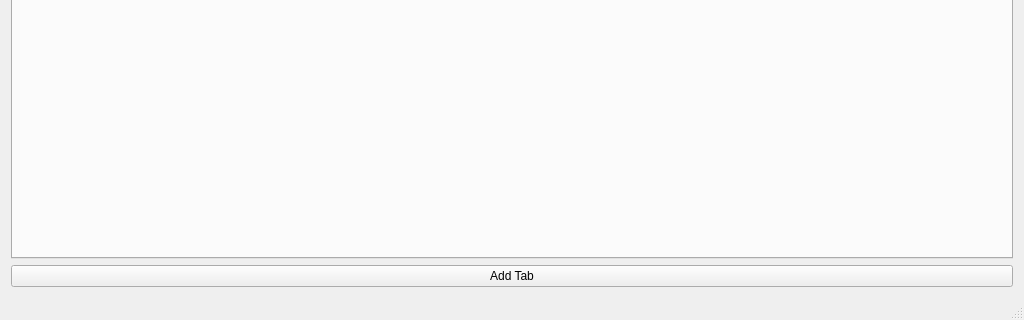
Before: the Qt Designer form gui/mainwindow.ui in gabrielle95/ICP-Assignment-2019, drawn with Qt 5; both pictures show x 0 to 1024 and y 448 to 768 of the 1024 by 768 pixel window.
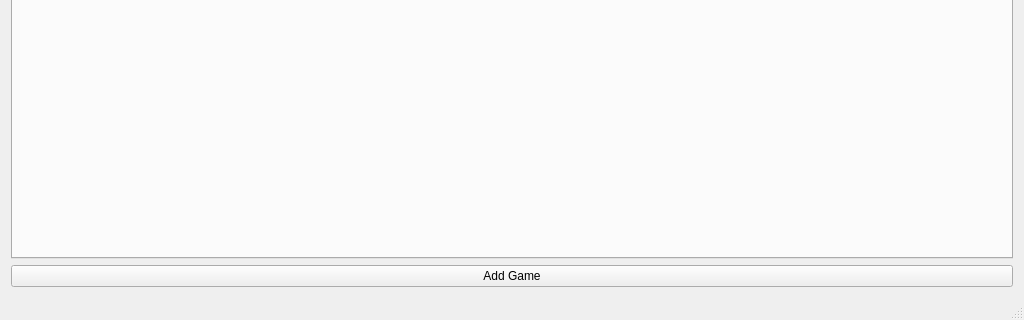
After: the same form once the commit is applied.

```diff
--- a/gui/mainwindow.ui
+++ b/gui/mainwindow.ui
@@ -56,7 +56,7 @@
     <item>
      <widget class="QPushButton" name="addtab_btn">
       <property name="text">
-       <string>Add Tab</string>
+       <string>Add Game</string>
       </property>
      </widget>
     </item>
```
